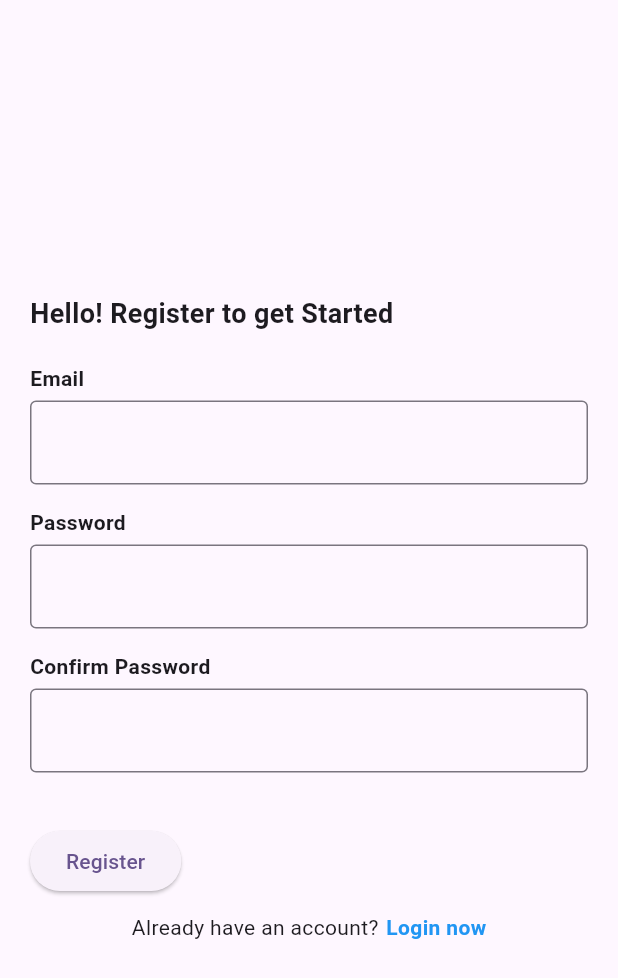
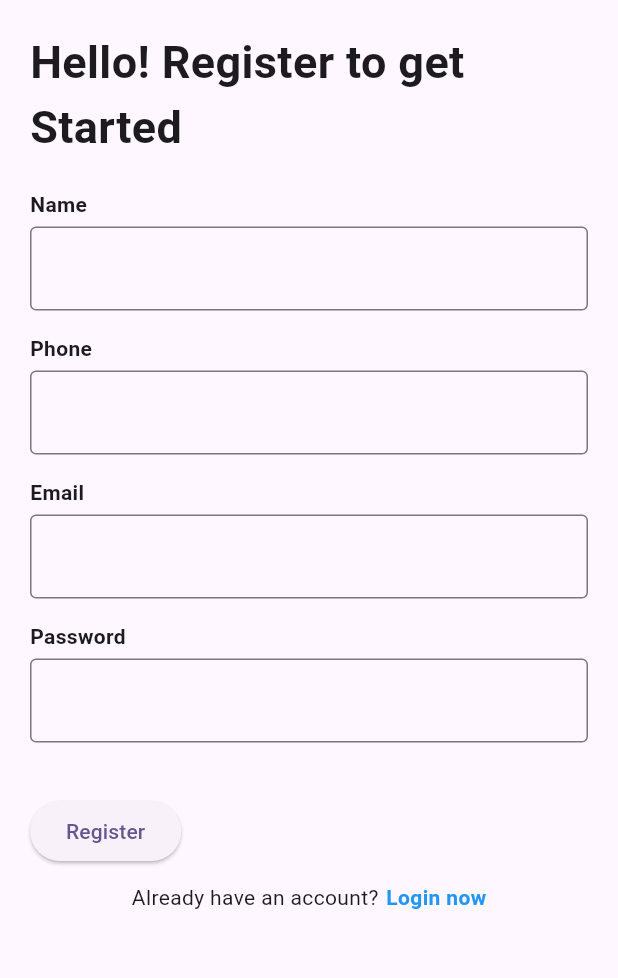
Before and after one commit to Mahn00r19/fitness-journey, a Flutter app: the screen it shows after launch, after a tap on "Register", on a phone screen of 412 x 824 dp. Shown: the top 978 px of the screen. Run offline on Flutter 3.47's test engine with Material 2 defaults, Android fonts, the phone set to English and light mode, and no system bars; our stand-ins replace firebase_auth, firebase_core, get; accounts and stored records are empty.

```diff
--- a/lib/Registeration_page.dart
+++ b/lib/Registeration_page.dart
@@ -1,80 +1 @@
-// lib/registration_page.dart
-import 'package:flutter/material.dart';
-import 'package:get/get.dart';
-import 'login_page.dart';
-
-class RegistrationPage extends StatelessWidget {
-  @override
-  Widget build(BuildContext context) {
-    return Scaffold(
-      body: Padding(
-        padding: const EdgeInsets.all(20.0),
-        child: Column(
-          mainAxisAlignment: MainAxisAlignment.center,
-          crossAxisAlignment: CrossAxisAlignment.start,
-          children: <Widget>[
-            Text(
-              'Hello! Register to get Started',
-              style: TextStyle(
-                fontWeight: FontWeight.bold,
-                fontSize: 18.0,
-              ),
-            ),
-            SizedBox(height: 20.0),
-            _buildTextField('Email'),
-            _buildTextField('Password', isPassword: true),
-            _buildTextField('Confirm Password', isPassword: true),
-            SizedBox(height: 20.0),
-            ElevatedButton(
-              onPressed: () {
-                // Add registration logic here
-              },
-              child: Text('Register'),
-            ),
-            SizedBox(height: 10.0),
-            Row(
-              mainAxisAlignment: MainAxisAlignment.center,
-              children: <Widget>[
-                Text('Already have an account?'),
-                SizedBox(width: 5.0),
-                InkWell(
-                  onTap: () {
-                    // Navigate to the login page
-                    Get.off(()=>LoginPage());
-                  },
-                  child: Text(
-                    'Login now',
-                    style: TextStyle(
-                      color: Colors.blue,
-                      fontWeight: FontWeight.bold,
-                    ),
-                  ),
-                ),
-              ],
-            ),
-          ],
-        ),
-      ),
-    );
-  }
-
-  Widget _buildTextField(String label, {bool isPassword = false}) {
-    return Column(
-      crossAxisAlignment: CrossAxisAlignment.start,
-      children: <Widget>[
-        Text(
-          label,
-          style: TextStyle(fontWeight: FontWeight.bold),
-        ),
-        SizedBox(height: 5.0),
-        TextField(
-          obscureText: isPassword,
-          decoration: InputDecoration(
-            border: OutlineInputBorder(),
-          ),
-        ),
-        SizedBox(height: 15.0),
-      ],
-    );
-  }
-}
+// TODO Implement this library.
--- /dev/null
+++ b/lib/pages/Registeration_page.dart
@@ -0,0 +1,85 @@
+// lib/registration_page.dart
+import 'package:flutter/material.dart';
+import 'package:get/get.dart';
+import '../controllers/auth_with_number.dart';
+import 'login_page.dart';
+
+class RegistrationPage extends StatelessWidget {
+  @override
+  Widget build(BuildContext context) {
+    authWithNumber controller = Get.put(authWithNumber());
+    return Scaffold(
+      body: SingleChildScrollView(
+        child: Padding(
+          padding: const EdgeInsets.all(20.0),
+          child: Column(
+            mainAxisAlignment: MainAxisAlignment.center,
+            crossAxisAlignment: CrossAxisAlignment.start,
+            children: <Widget>[
+              Text(
+                'Hello! Register to get Started',
+                style: TextStyle(
+                  fontWeight: FontWeight.bold,
+                  fontSize: 30.0,
+                ),
+              ),
+              SizedBox(height: 20.0),
+              _buildTextField('Name'),
+              _buildTextField('Phone'),
+              _buildTextField('Email'),
+              _buildTextField('Password', isPassword: true),
+              SizedBox(height: 20.0),
+              ElevatedButton(
+                onPressed: () {
+                  // Add registration logic here
+                },
+                child: Text('Register'),
+              ),
+              SizedBox(height: 10.0),
+              Row(
+                mainAxisAlignment: MainAxisAlignment.center,
+                children: <Widget>[
+                  Text('Already have an account?'),
+                  SizedBox(width: 5.0),
+                  InkWell(
+                    onTap: () {
+                      // Navigate to the login page
+                      Get.off(() => LoginPage());
+                    },
+                    child: Text(
+                      'Login now',
+                      style: TextStyle(
+                        color: Colors.blue,
+                        fontWeight: FontWeight.bold,
+                      ),
+                    ),
+                  ),
+                ],
+              ),
+            ],
+          ),
+        ),
+      ),
+    );
+  }
+
+  Widget _buildTextField(String label, {bool isPassword = false}) {
+    return Column(
+      crossAxisAlignment: CrossAxisAlignment.start,
+      children: <Widget>[
+        Text(
+          label,
+          style: TextStyle(fontWeight: FontWeight.bold),
+        ),
+        SizedBox(height: 5.0),
+        TextField(
+          obscureText: isPassword,
+          decoration: InputDecoration(
+            border: OutlineInputBorder(),
+          ),
+        ),
+        SizedBox(height: 15.0),
+      ],
+    );
+  }
+}
--- a/lib/Wellcome_page.dart
+++ b/lib/pages/Wellcome_page.dart
@@ -12,13 +12,24 @@ class WelcomePage extends StatelessWidget {
         child: Column(
           mainAxisAlignment: MainAxisAlignment.center,
           children: <Widget>[
+            // Image at the top covering 25% of the page
+            Expanded(
+              flex: 25,
+              child: AspectRatio(
+                aspectRatio: 1, // Adjust the aspect ratio as needed
+                child: Image.asset(
+                  'assets/image/Welcome.PNG',
+                ),
+              ),
+            ),
+            SizedBox(height: 20.0),
             Text(
               'Welcome to Fitness Journey',
               style: TextStyle(
                 fontWeight: FontWeight.bold,
                 fontSize: 24.0,
               ),
-              textAlign: TextAlign.center,
+              textAlign: TextAlign.left,
             ),
             SizedBox(height: 20.0),
             Text(
@@ -26,15 +37,15 @@ class WelcomePage extends StatelessWidget {
               style: TextStyle(
                 fontSize: 16.0,
               ),
-              textAlign: TextAlign.center,
+              textAlign: TextAlign.left,
             ),
             SizedBox(height: 40.0),
             ElevatedButton(
               onPressed: () {
-                Get.to(LoginPage()); // Using GetX
+                Get.to(()=>LoginPage()); // Using GetX
               },
               style: ElevatedButton.styleFrom(
-                primary: Colors.blue,
+                backgroundColor: Colors.blue,
                 minimumSize: Size(double.infinity, 50.0),
               ),
               child: Text('Login'),
@@ -51,6 +62,7 @@ class WelcomePage extends StatelessWidget {
               ),
               child: Text('Register'),
             ),
+            SizedBox(height: 40.0), // Add some space after the buttons
           ],
         ),
       ),
--- /dev/null
+++ b/lib/pages/splash_screen.dart
@@ -0,0 +1,48 @@
+import 'package:flutter/material.dart';
+import 'package:get/get.dart';
+import 'package:journey/pages/Wellcome_page.dart';
+import 'package:journey/controllers/auth_controller.dart';
+
+
+class SplashScreen extends StatefulWidget {
+  const SplashScreen({super.key});
+
+  @override
+  State<SplashScreen> createState() => _SplashScreenState();
+}
+
+class _SplashScreenState extends State<SplashScreen> {
+  AuthController authController=Get.put(AuthController());
+  @override
+  void initState() {
+
+    super.initState();
+    goto();
+  }
+
+  Future<void> goto()async{
+    await Future.delayed(2.seconds);
+    Get.off(()=>WelcomePage());
+  }
+
+@override
+  Widget build(BuildContext context) {
+    return Scaffold(
+      body: Center(
+        child: Column(
+          mainAxisAlignment: MainAxisAlignment.center,
+          children: [
+            // Placeholder for your logo, adjust the path and size accordingly
+            Image.asset(
+              'assets/logo.png',
+              height: 150.0,
+              width: 150.0,
+            ),
+            SizedBox(height: 20.0),
+            Text('Fitness Journey'),
+          ],
+        ),
+      ),
+    );
+}
+}
--- a/lib/splash_screen.dart
+++ b/lib/splash_screen.dart
@@ -1,34 +1 @@
-import 'package:flutter/material.dart';
-import 'package:get/get.dart';
-import 'package:journey/Wellcome_page.dart';
-
-
-class SplashScreen extends StatefulWidget {
-  const SplashScreen({super.key});
-
-  @override
-  State<SplashScreen> createState() => _SplashScreenState();
-}
-
-class _SplashScreenState extends State<SplashScreen> {
-  @override
-  void initState() {
-
-    super.initState();
-    goto();
-  }
-
-  Future<void> goto()async{
-    await Future.delayed(2.seconds);
-    Get.off(()=>WelcomePage());
-  }
-
-  @override
-  Widget build(BuildContext context) {
-    return  Scaffold(
-      body:Center(child:
-        Text('Fitness Journey')
-      )
-    );
-  }
-}
+// TODO Implement this library.
```
Also changed, not shown: lib/controllers/auth_controller.dart (added, +15 -0 lines), lib/controllers/auth_with_number.dart (added, +29 -0 lines), lib/pages/login_page.dart (renamed from lib/login_page.dart, +16 -18 lines), lib/pages/main.dart (renamed from lib/main.dart, +3 -7 lines), pubspec.yaml (+11 -3 lines), assets/image/Welcome.PNG (added), assets/logo.png (added), lib/pages/firebase_options.dart (renamed from lib/firebase_options.dart), lib/pages/signup_page.dart (renamed from lib/signup_page.dart), pubspec.lock, 31 other files.
